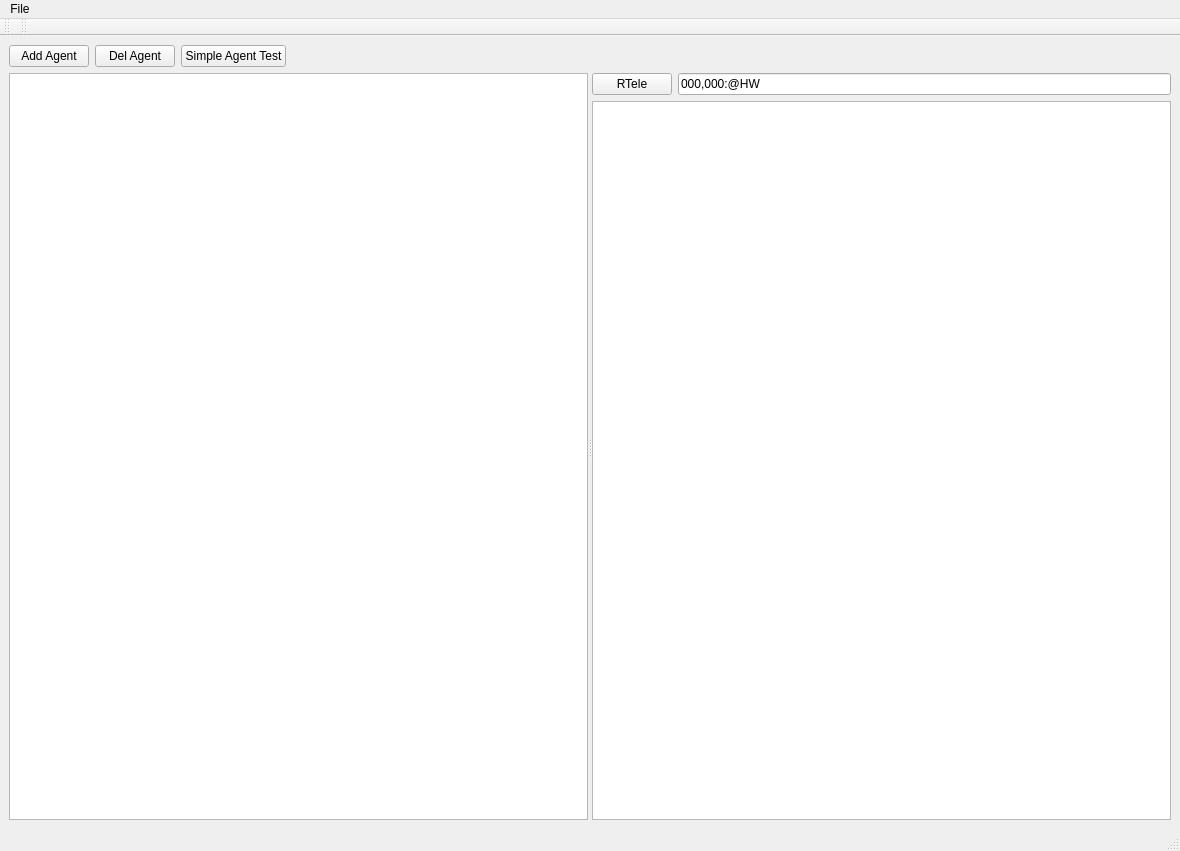
The window that App/AgentsManager/mainwindow.ui (break11/AutoStorage) describes before a commit, drawn with Qt 5.
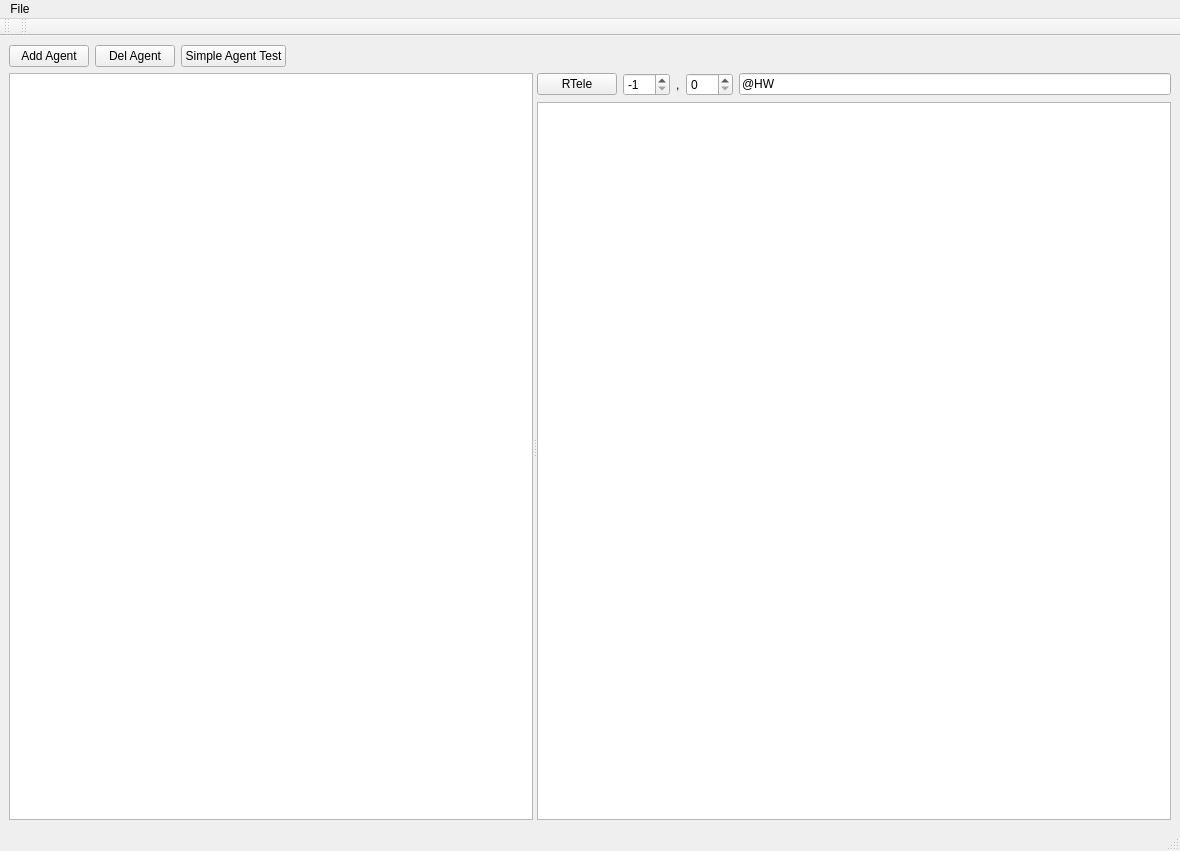
The same window after the commit.

What changed in the file:
```diff
--- a/App/AgentsManager/mainwindow.ui
+++ b/App/AgentsManager/mainwindow.ui
@@ -110,13 +110,46 @@
             </property>
            </widget>
           </item>
+          <item>
+           <widget class="QSpinBox" name="sbPacketN">
+            <property name="toolTip">
+             <string>PacketN</string>
+            </property>
+            <property name="minimum">
+             <number>-1</number>
+            </property>
+            <property name="maximum">
+             <number>999</number>
+            </property>
+            <property name="value">
+             <number>-1</number>
+            </property>
+           </widget>
+          </item>
+          <item>
+           <widget class="QLabel" name="lbComma">
+            <property name="text">
+             <string>,</string>
+            </property>
+           </widget>
+          </item>
+          <item>
+           <widget class="QSpinBox" name="sbAgentN">
+            <property name="toolTip">
+             <string>AgentN</string>
+            </property>
+            <property name="maximum">
+             <number>999</number>
+            </property>
+           </widget>
+          </item>
           <item>
            <widget class="QLineEdit" name="lePushCMD">
             <property name="toolTip">
              <string>Send Custom CMD to Agent</string>
             </property>
             <property name="text">
-             <string>000,000:@HW</string>
+             <string>@HW</string>
             </property>
            </widget>
           </item>
```
